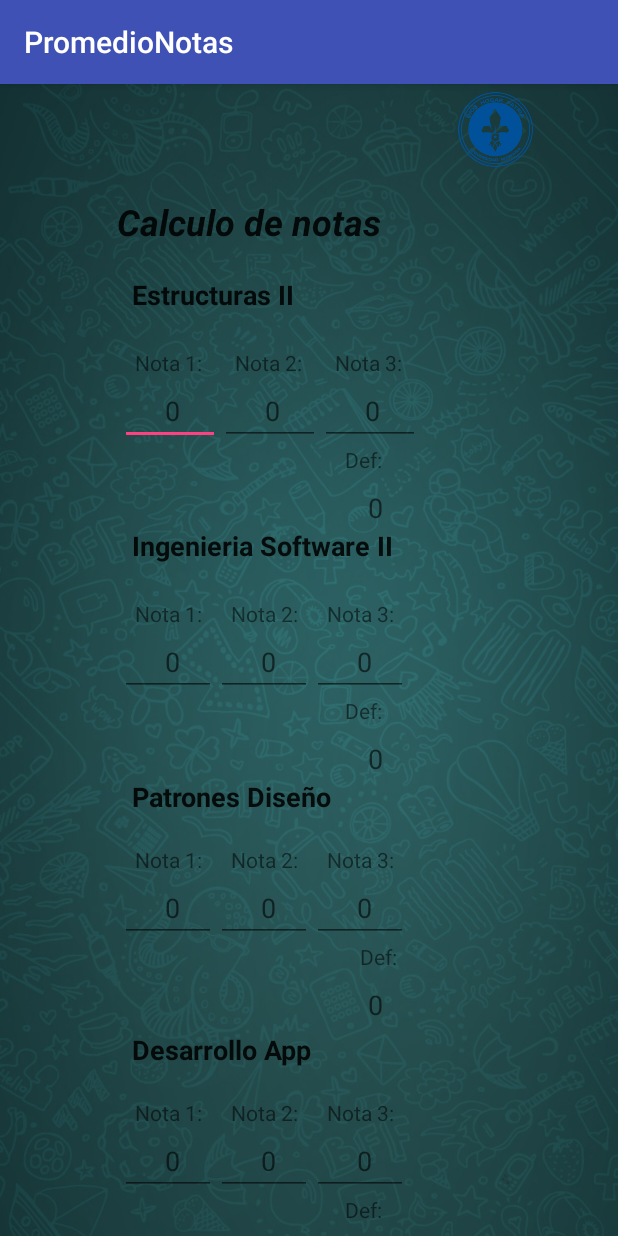
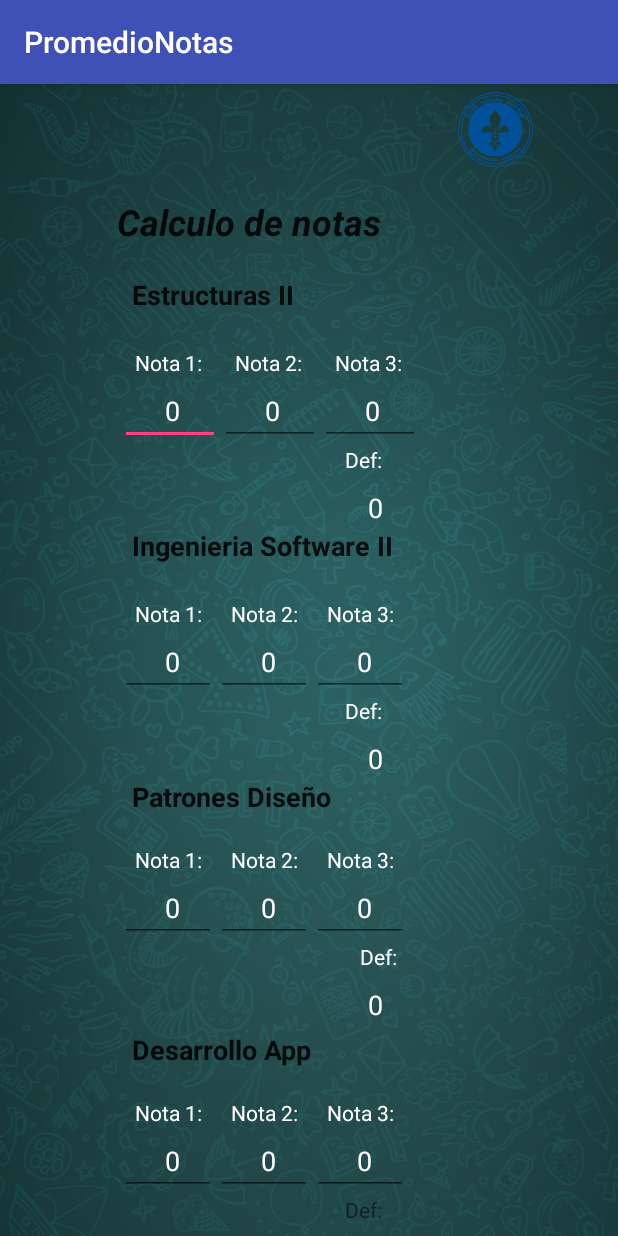
Before and after one commit to Andreso07/PromedioNotas2, an Android app: the screen it shows after launch (MainActivity), on a phone screen of 412 x 824 dp. Run offline under Robolectric (Android 15) with nearby library versions, the phone set to English and light mode, and no system bars.

Commit message:
se le agrego color a los textView

```diff
--- a/app/src/main/res/layout/activity_main.xml
+++ b/app/src/main/res/layout/activity_main.xml
@@ -73,7 +73,8 @@
                         android:layout_height="wrap_content"
                         android:layout_weight="1.03"
                         android:paddingLeft="10dp"
-                        android:text="@string/nota1" />
+                        android:text="@string/nota1"
+                        android:textColor="@android:color/background_light" />
 
                     <TextView
                         android:id="@+id/tVN2M1"
@@ -81,7 +82,8 @@
                         android:layout_height="wrap_content"
                         android:layout_weight="1"
                         android:paddingLeft="10dp"
-                        android:text="@string/nota2" />
+                        android:text="@string/nota2"
+                        android:textColor="@android:color/background_light" />
 
                     <TextView
                         android:id="@+id/tVN3M1"
@@ -89,7 +91,8 @@
                         android:layout_height="wrap_content"
                         android:layout_weight="1"
                         android:paddingLeft="10dp"
-                        android:text="@string/nota3" />
+                        android:text="@string/nota3"
+                        android:textColor="@android:color/background_light" />
 
                 </LinearLayout>
 
@@ -108,7 +111,9 @@
                         android:hint="0"
                         android:inputType="numberDecimal"
                         android:numeric="decimal"
-                        android:paddingLeft="30dp" />
+                        android:paddingLeft="30dp"
+                        android:textColor="@android:color/background_light"
+                        android:textColorHint="@android:color/background_light" />
 
                     <EditText
                         android:id="@+id/edTN2M1"
@@ -119,7 +124,9 @@
                         android:hint="0"
                         android:inputType="numberDecimal"
                         android:numeric="decimal"
-                        android:paddingLeft="30dp" />
+                        android:paddingLeft="30dp"
+                        android:textColor="@android:color/background_light"
+                        android:textColorHint="@android:color/background_light" />
 
                     <EditText
                         android:id="@+id/edTN3M1"
@@ -130,7 +137,9 @@
                         android:hint="0"
                         android:inputType="numberDecimal"
                         android:numeric="decimal"
-                        android:paddingLeft="30dp" />
+                        android:paddingLeft="30dp"
+                        android:textColor="@android:color/background_light"
+                        android:textColorHint="@android:color/background_light" />
                 </LinearLayout>
 
                 <TextView
@@ -138,7 +147,8 @@
                     android:layout_width="30dp"
                     android:layout_height="wrap_content"
                     android:layout_marginLeft="150dp"
-                    android:text="Def:" />
+                    android:text="Def:"
+                    android:textColor="@android:color/background_light" />
 
                 <TextView
                     android:id="@+id/tVDef1"
@@ -149,6 +159,7 @@
                     android:numeric="decimal"
                     android:paddingLeft="20dp"
                     android:paddingTop="10dp"
+                    android:textColorHint="@android:color/background_light"
                     android:textSize="18sp" />
 
             </LinearLayout>
@@ -185,14 +196,17 @@
                         android:layout_width="64dp"
                         android:layout_height="wrap_content"
                         android:paddingLeft="10dp"
-                        android:text="@string/nota1" />
+                        android:text="@string/nota1"
+                        android:textColor="@android:color/background_light"
+                        android:textColorHint="@android:color/background_light" />
 
                     <TextView
                         android:id="@+id/tVN2M2"
                         android:layout_width="64dp"
                         android:layout_height="wrap_content"
                         android:paddingLeft="10dp"
-                        android:text="@string/nota2" />
+                        android:text="@string/nota2"
+                        android:textColor="@android:color/background_light" />
 
                     <TextView
                         android:id="@+id/tVN3M2"
@@ -200,7 +214,8 @@
                         android:layout_height="wrap_content"
                         android:layout_weight="1"
                         android:paddingLeft="10dp"
-                        android:text="@string/nota3" />
+                        android:text="@string/nota3"
+                        android:textColor="@android:color/background_light" />
                 </LinearLayout>
 
                 <LinearLayout
@@ -217,7 +232,8 @@
                         android:hint="0"
                         android:inputType="numberDecimal"
                         android:numeric="decimal"
-                        android:paddingLeft="30dp" />
+                        android:paddingLeft="30dp"
+                        android:textColorHint="@android:color/background_light" />
 
                     <EditText
                         android:id="@+id/edTN2M2"
@@ -227,7 +243,8 @@
                         android:hint="0"
                         android:inputType="numberDecimal"
                         android:numeric="decimal"
-                        android:paddingLeft="30dp" />
+                        android:paddingLeft="30dp"
+                        android:textColorHint="@android:color/background_light" />
 
                     <EditText
                         android:id="@+id/edTN3M2"
@@ -237,14 +254,16 @@
                         android:hint="0"
                         android:inputType="numberDecimal"
                         android:numeric="decimal"
-                        android:paddingLeft="30dp" />
+                        android:paddingLeft="30dp"
+                        android:textColorHint="@android:color/background_light" />
                 </LinearLayout>
 
                 <TextView
                     android:layout_width="30dp"
                     android:layout_height="wrap_content"
                     android:layout_marginLeft="150dp"
-                    android:text="Def:" />
+                    android:text="Def:"
+                    android:textColor="@android:color/background_light" />
 
                 <TextView
                     android:id="@+id/tVDef2"
@@ -255,6 +274,7 @@
                     android:numeric="decimal"
                     android:paddingLeft="20dp"
                     android:paddingTop="10dp"
+                    android:textColorHint="@android:color/background_light"
                     android:textSize="18sp" />
 
             </LinearLayout>
@@ -290,14 +310,16 @@
                         android:layout_height="wrap_content"
                         android:layout_weight="0.00"
                         android:paddingLeft="10dp"
-                        android:text="@string/nota1" />
+                        android:text="@string/nota1"
+                        android:textColor="@android:color/background_light" />
 
                     <TextView
                         android:id="@+id/tVN2M3"
                         android:layout_width="64dp"
                         android:layout_height="wrap_content"
                         android:paddingLeft="10dp"
-                        android:text="@string/nota2" />
+                        android:text="@string/nota2"
+                        android:textColor="@android:color/background_light" />
 
                     <TextView
                         android:id="@+id/tVN3M3"
@@ -305,7 +327,8 @@
                         android:layout_height="wrap_content"
                         android:layout_weight="0.03"
                         android:paddingLeft="10dp"
-                        android:text="@string/nota3" />
+                        android:text="@string/nota3"
+                        android:textColor="@android:color/background_light" />
                 </LinearLayout>
 
                 <LinearLayout
@@ -321,7 +344,8 @@
                         android:hint="0"
                         android:inputType="numberDecimal"
                         android:numeric="decimal"
-                        android:paddingLeft="30dp" />
+                        android:paddingLeft="30dp"
+                        android:textColorHint="@android:color/background_light" />
 
                     <EditText
                         android:id="@+id/edTN2M3"
@@ -331,7 +355,8 @@
                         android:hint="0"
                         android:inputType="numberDecimal"
                         android:numeric="decimal"
-                        android:paddingLeft="30dp" />
+                        android:paddingLeft="30dp"
+                        android:textColorHint="@android:color/background_light" />
 
                     <EditText
                         android:id="@+id/edTN3M3"
@@ -341,7 +366,8 @@
                         android:hint="0"
                         android:inputType="numberDecimal"
                         android:numeric="decimal"
-                        android:paddingLeft="30dp" />
+                        android:paddingLeft="30dp"
+                        android:textColorHint="@android:color/background_light" />
 
                 </LinearLayout>
 
@@ -350,7 +376,8 @@
                     android:layout_height="wrap_content"
                     android:layout_marginLeft="160dp"
                     android:layout_weight="1"
-                    android:text="Def:" />
+                    android:text="Def:"
+                    android:textColor="@android:color/background_light" />
 
                 <TextView
                     android:id="@+id/tVDef3"
@@ -363,6 +390,7 @@
                     android:numeric="decimal"
                     android:paddingLeft="20dp"
                     android:paddingTop="10dp"
+                    android:textColorHint="@android:color/background_light"
                     android:textSize="18sp" />
 
             </LinearLayout>
@@ -396,7 +424,8 @@
                         android:layout_height="wrap_content"
                         android:layout_weight="1"
                         android:paddingLeft="10dp"
-                        android:text="@string/nota1" />
+                        android:text="@string/nota1"
+                        android:textColor="@android:color/background_light" />
 
                     <TextView
                         android:id="@+id/tVN2M4"
@@ -404,7 +433,8 @@
                         android:layout_height="wrap_content"
                         android:layout_weight="1"
                         android:paddingLeft="10dp"
-                        android:text="@string/nota2" />
+                        android:text="@string/nota2"
+                        android:textColor="@android:color/background_light" />
 
                     <TextView
                         android:id="@+id/tVN3M4"
@@ -412,7 +442,8 @@
                         android:layout_height="wrap_content"
                         android:layout_weight="1"
                         android:paddingLeft="10dp"
-                        android:text="@string/nota3" />
+                        android:text="@string/nota3"
+                        android:textColor="@android:color/background_light" />
                 </LinearLayout>
 
                 <LinearLayout
@@ -428,7 +459,8 @@
                         android:hint="0"
                         android:inputType="numberDecimal"
                         android:numeric="decimal"
-                        android:paddingLeft="30dp" />
+                        android:paddingLeft="30dp"
+                        android:textColorHint="@android:color/background_light" />
 
                     <EditText
                         android:id="@+id/edTN2M4"
@@ -438,7 +470,8 @@
                         android:hint="0"
                         android:inputType="numberDecimal"
                         android:numeric="decimal"
-                        android:paddingLeft="30dp" />
+                        android:paddingLeft="30dp"
+                        android:textColorHint="@android:color/background_light" />
 
                     <EditText
                         android:id="@+id/edTN3M4"
@@ -448,14 +481,16 @@
                         android:hint="0"
                         android:inputType="numberDecimal"
                         android:numeric="decimal"
-                        android:paddingLeft="30dp" />
+                        android:paddingLeft="30dp"
+                        android:textColorHint="@android:color/background_light" />
                 </LinearLayout>
 
                 <TextView
                     android:layout_width="30dp"
                     android:layout_height="wrap_content"
                     android:layout_marginLeft="150dp"
-                    android:text="Def:" />
+                    android:text="Def:"
+                    android:textColorHint="@android:color/background_light" />
 
                 <TextView
                     android:id="@+id/tVDef4"
@@ -467,6 +502,7 @@
                     android:numeric="decimal"
                     android:paddingLeft="20dp"
                     android:paddingTop="10dp"
+                    android:textColorHint="@android:color/background_light"
                     android:textSize="18sp" />
 
             </LinearLayout>
@@ -493,6 +529,7 @@
                     android:layout_marginLeft="85dp"
                     android:layout_weight="1"
                     android:hint="0"
+                    android:textColorHint="@android:color/background_light"
                     android:textColorLink="@color/colorPrimaryDark"
                     android:textSize="30sp"
                     android:textStyle="normal|bold" />
```
